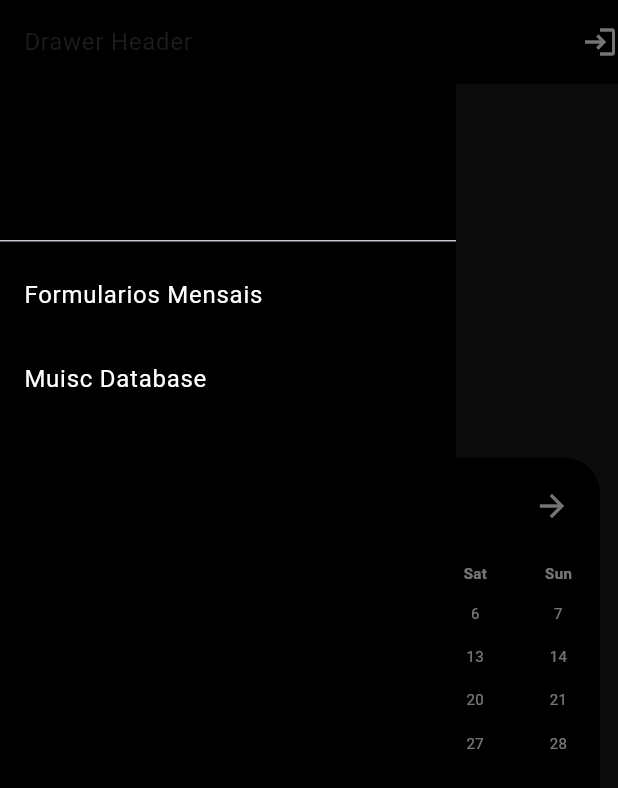
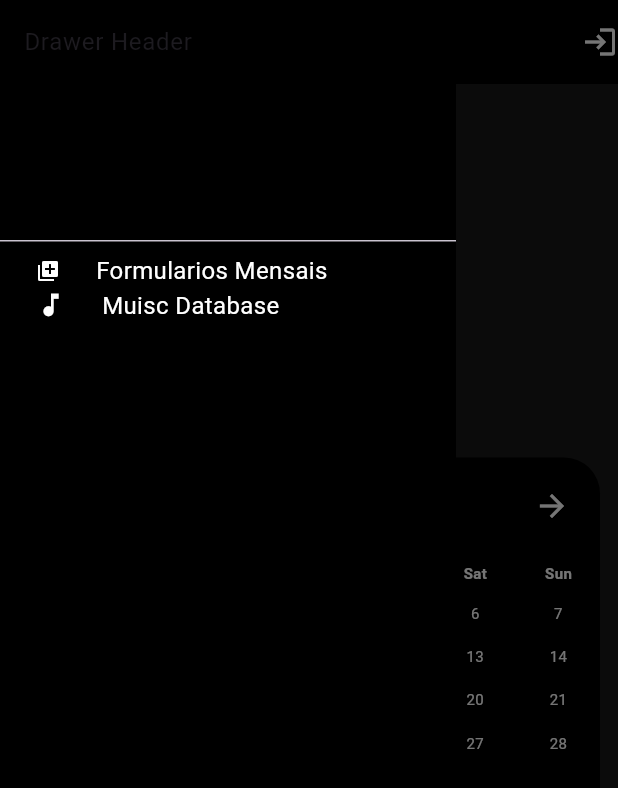
Before and after one commit to marquinhos2017/lagoinhabandteam, a Flutter app: the userMainPage screen opened directly, with the side drawer open, on a phone screen of 412 x 824 dp. Shown: the top 788 px of the screen. Run offline on Flutter 3.47's test engine with Material 3 defaults, Android fonts, the phone set to English and light mode, and no system bars; our stand-ins replace cloud_firestore, firebase_core; missing offline and left inert: dart:ffi, flutter_date_pickers; accounts and stored records are empty.

Commit message:
Melhorias no drawer

```diff
--- a/lib/pages/userMain.dart
+++ b/lib/pages/userMain.dart
@@ -186,11 +186,9 @@ class _userMainPageState extends State<userMainPage> {
               ),
               child: Text('Drawer Header'),
             ),
-            ListTile(
-              title: const Text(
-                'Formularios Mensais',
-                style: TextStyle(color: Colors.white),
-              ),
+            Padding(
+              padding: const EdgeInsets.symmetric(horizontal: 24.0),
+              child: GestureDetector(
                 onTap: () {
                   Navigator.pop(context);
                   // Update the state of the app.
@@ -201,11 +199,40 @@ class _userMainPageState extends State<userMainPage> {
                         builder: (context) => forms_disponiblidade()),
                   );
                 },
-            ),
-            ListTile(
-              title: const Text(
+                child: Row(children: [
+                  Icon(
+                    Icons.library_add,
+                    color: Colors.white,
+                    size: 16,
+                  ),
+                  Container(
+                    margin: EdgeInsets.only(left: 24),
+                    child: Text(
+                      'Formularios Mensais',
+                      style: TextStyle(color: Colors.white, fontSize: 16),
+                    ),
+                  ),
+                ]),
+              ),
+            ),
+            Padding(
+              padding: const EdgeInsets.symmetric(horizontal: 24.0),
+              child: GestureDetector(
+                child: Row(
+                  children: [
+                    Icon(
+                      Icons.music_note,
+                      color: Colors.white,
+                      size: 20,
+                    ),
+                    Container(
+                      margin: EdgeInsets.only(left: 24),
+                      child: Text(
                         'Muisc Database',
-                style: TextStyle(color: Colors.white),
+                        style: TextStyle(color: Colors.white, fontSize: 16),
+                      ),
+                    ),
+                  ],
                 ),
                 onTap: () {
                   Navigator.pop(context);
@@ -213,9 +240,11 @@ class _userMainPageState extends State<userMainPage> {
                   // ...
                   Navigator.push(
                     context,
-                  MaterialPageRoute(builder: (context) => MainMusicDataBase()),
-                );
-              },
+                    MaterialPageRoute(
+                        builder: (context) => MainMusicDataBase()),
+                  );
+                },
+              ),
             ),
           ],
         ),
```
Also changed, not shown: lib/pages/login.dart (+8 -8 lines). Lines whose indentation alone changed are shown as unchanged.
